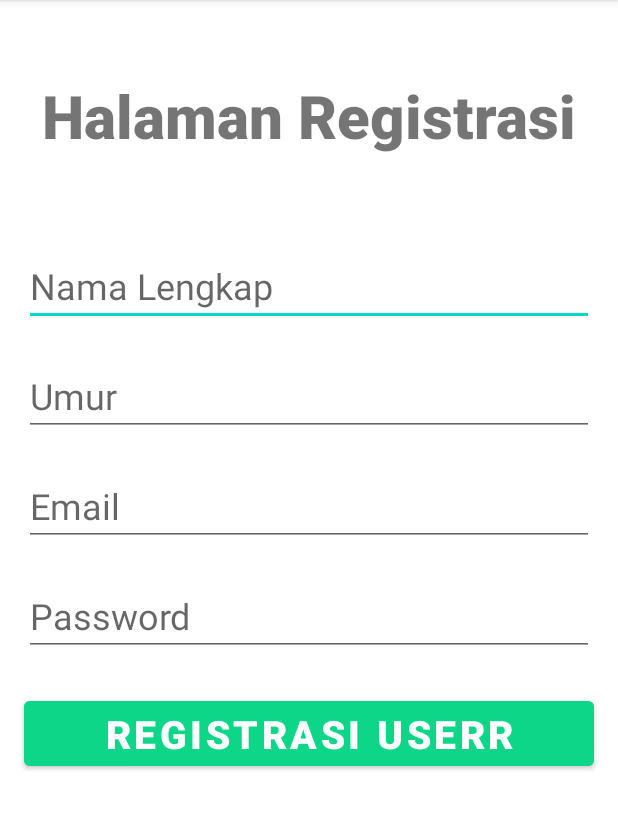
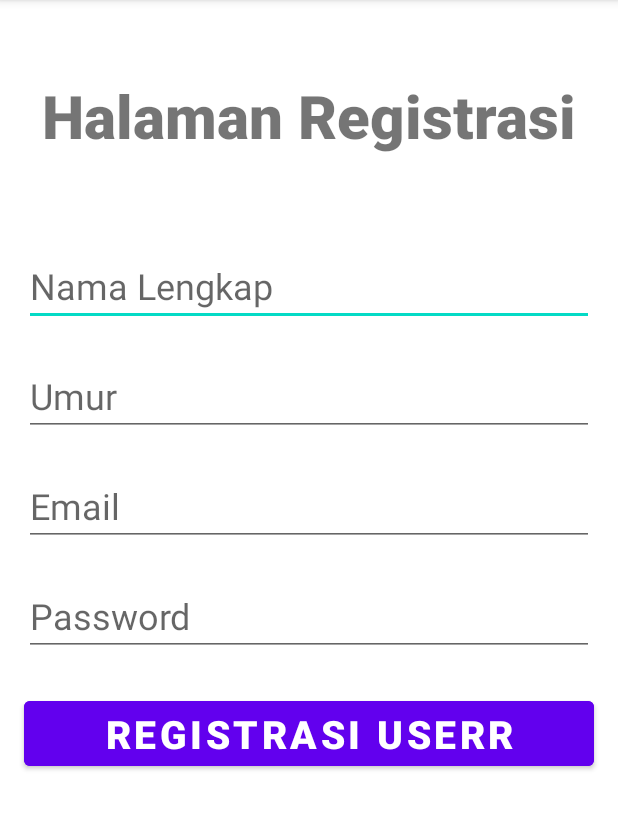
Before and after one commit to Banuadev1/SiKobeh, an Android app: the RegisterUser screen opened directly, with no data from a screen before it, on a phone screen of 412 x 824 dp, the part 84-914 px from its top. Run offline under Robolectric (Android 15) with nearby library versions, the phone set to English and light mode, and no system bars; our stand-ins replace Firebase (no records; nobody signed in at launch, a user with empty details on screens opened directly).

```diff
--- a/app/src/main/res/layout/activity_register_user.xml
+++ b/app/src/main/res/layout/activity_register_user.xml
@@ -83,7 +83,7 @@
         android:layout_width="380dp"
         android:layout_height="wrap_content"
         android:layout_marginTop="24dp"
-        android:backgroundTint="#0ED689"
+        android:backgroundTint="@color/purple_500"
         android:text="Registrasi Userr"
         android:textColor="#FFF"
         android:textSize="26sp"
```
